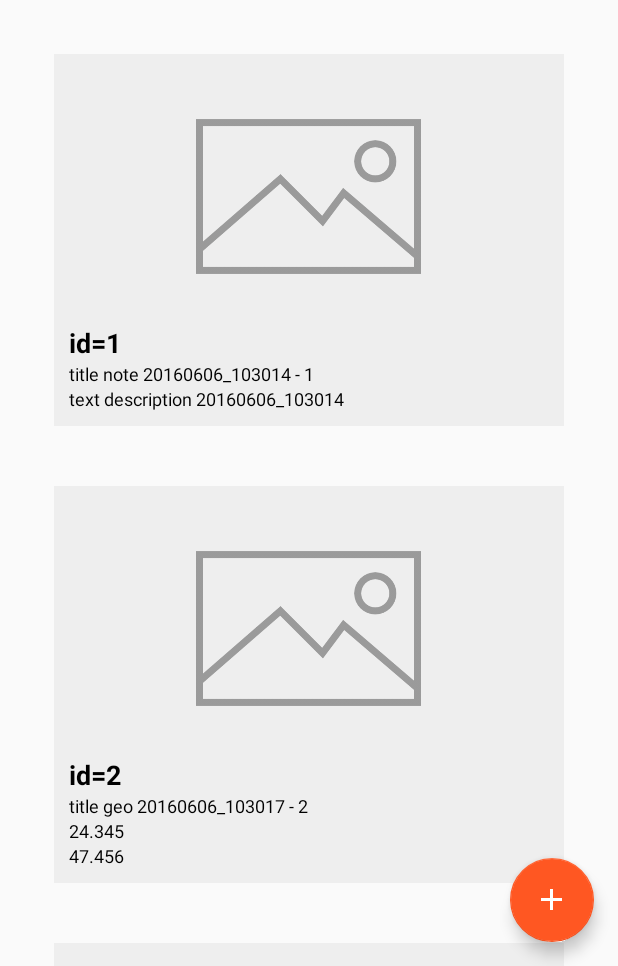
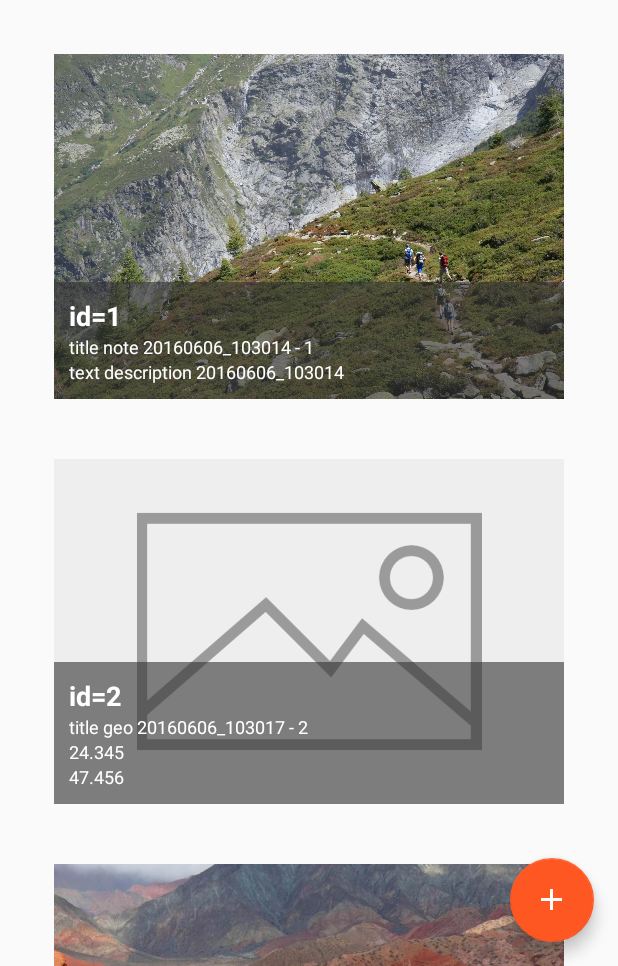
Before and after one commit to ob21/tripstori, an Android app: the screen it shows after launch (MainActivity), in the options menu, after a tap on "Add image", on a phone screen of 412 x 824 dp, the part 270-1236 px from its top. Run offline under Robolectric (Android 15) with nearby library versions, the phone set to English and light mode, and no system bars; our stand-ins replace Volley; network calls fail.

Commit message:
Change interest type dialog choices and items appearance of list

```diff
--- a/app/src/main/java/com/colibri/tripstori/activities/AddInterestActivity.java
+++ b/app/src/main/java/com/colibri/tripstori/activities/AddInterestActivity.java
@@ -189,16 +189,18 @@ public class AddInterestActivity extends TSActivity implements View.OnClickListe
 
         if (v == mImageUrl) {
             TSApp.logDebug(TAG, "mImageUrl");
+
             Intent takePictureIntent = new Intent(MediaStore.ACTION_IMAGE_CAPTURE);
             if (takePictureIntent.resolveActivity(getPackageManager()) != null) {
                 startActivityForResult(takePictureIntent, REQUEST_IMAGE_CAPTURE);
             }
+//            Intent i = new Intent(Intent.ACTION_PICK,
+//                    android.provider.MediaStore.Images.Media.EXTERNAL_CONTENT_URI);
+//            startActivityForResult(i, REQUEST_IMAGE_PICK);
         }
 
         if (v == mWebUrl) {
-            Intent i = new Intent(Intent.ACTION_PICK,
-                    android.provider.MediaStore.Images.Media.EXTERNAL_CONTENT_URI);
-            startActivityForResult(i, REQUEST_IMAGE_PICK);
+            TSApp.logDebug(TAG, "choose web url");
         }
 
 
--- a/app/src/main/java/com/colibri/tripstori/activities/MainActivity.java
+++ b/app/src/main/java/com/colibri/tripstori/activities/MainActivity.java
@@ -66,10 +66,10 @@ public class MainActivity extends TSActivity implements DialogInterface.OnClickL
             @Override
             public void onClick(View v) {
                 ArrayList<String> choices = new ArrayList<String>();
-                choices.add("note");
-                choices.add("geo");
-                choices.add("image");
-                choices.add("web");
+                choices.add("Note");
+                choices.add("Lieu");
+                choices.add("Image");
+                choices.add("Page web");
                 mCurrentDialog = new ChoiceDialogFragment();
                 Bundle bundle = new Bundle();
                 bundle.putStringArrayList(ChoiceDialogFragment.DATA, choices);
--- a/app/src/main/java/com/colibri/tripstori/adapters/InterestsListAdapter.java
+++ b/app/src/main/java/com/colibri/tripstori/adapters/InterestsListAdapter.java
@@ -9,6 +9,7 @@ import android.view.View;
 import android.view.ViewGroup;
 import android.widget.AdapterView;
 import android.widget.BaseAdapter;
+import android.widget.ImageView;
 import android.widget.TextView;
 
 import com.android.volley.toolbox.NetworkImageView;
@@ -30,7 +31,11 @@ public class InterestsListAdapter extends RecyclerView.Adapter<InterestsListAdap
     public static final String IMAGE_URL =
             "https://developer.android.com/images/training/system-ui.png";
 
-    public static final String MAPS_URL = "https://maps.googleapis.com/maps/api/staticmap?center=40.714728,-73.998672&zoom=12&size=400x400";
+    public static final String RANDO1_URL = "https://fr.wikipedia.org/wiki/Randonn%C3%A9e_p%C3%A9destre#/media/File:Randonneurs_Glacier_Tour.jpg";
+
+    public static final String RANDO2_URL = "https://fr.wikipedia.org/wiki/Randonn%C3%A9e_p%C3%A9destre#/media/File:Tour_to_the_Quebrada_de_las_Conchas.jpg";
+
+    public static final String MAPS_URL = "https://maps.googleapis.com/maps/api/staticmap?center=40.714728,-73.998672&zoom=12&size=600x400";
 
     private static final int VIEW_TYPE_NONE = 0;
     private static final int VIEW_TYPE_NOTE = 1;
@@ -84,7 +89,8 @@ public class InterestsListAdapter extends RecyclerView.Adapter<InterestsListAdap
             view = mInflater.inflate(R.layout.item_note_interest, parent, false);
             holder = new InterestViewHolder(view);
             holder.type = VIEW_TYPE_NOTE;
-            holder.image = (NetworkImageView) view.findViewById(R.id.item_interest_niv);
+            holder.image = (ImageView) view.findViewById(R.id.item_interest_iv);
+            holder.netimage = (NetworkImageView) view.findViewById(R.id.item_interest_niv);
             holder.id = (TextView) view.findViewById(R.id.item_interest_id);
             holder.title = (TextView) view.findViewById(R.id.item_interest_title);
             holder.text = (TextView) view.findViewById(R.id.item_interest_text);
@@ -94,7 +100,8 @@ public class InterestsListAdapter extends RecyclerView.Adapter<InterestsListAdap
             view = mInflater.inflate(R.layout.item_geo_interest, parent, false);
             holder = new InterestViewHolder(view);
             holder.type = VIEW_TYPE_GEO;
-            holder.image = (NetworkImageView) view.findViewById(R.id.item_interest_niv);
+            holder.image = (ImageView) view.findViewById(R.id.item_interest_iv);
+            holder.netimage = (NetworkImageView) view.findViewById(R.id.item_interest_niv);
             holder.id = (TextView) view.findViewById(R.id.item_interest_id);
             holder.title = (TextView) view.findViewById(R.id.item_interest_title);
             holder.longitude = (TextView) view.findViewById(R.id.item_interest_longitude);
@@ -105,7 +112,8 @@ public class InterestsListAdapter extends RecyclerView.Adapter<InterestsListAdap
             view = mInflater.inflate(R.layout.item_image_interest, parent, false);
             holder = new InterestViewHolder(view);
             holder.type = VIEW_TYPE_IMAGE;
-            holder.image = (NetworkImageView) view.findViewById(R.id.item_interest_niv);
+            holder.image = (ImageView) view.findViewById(R.id.item_interest_iv);
+            holder.netimage = (NetworkImageView) view.findViewById(R.id.item_interest_niv);
             holder.id = (TextView) view.findViewById(R.id.item_interest_id);
             holder.title = (TextView) view.findViewById(R.id.item_interest_title);
             holder.img = (TextView) view.findViewById(R.id.item_interest_img);
@@ -115,7 +123,8 @@ public class InterestsListAdapter extends RecyclerView.Adapter<InterestsListAdap
             view = mInflater.inflate(R.layout.item_web_interest, parent, false);
             holder = new InterestViewHolder(view);
             holder.type = VIEW_TYPE_WEB;
-            holder.image = (NetworkImageView) view.findViewById(R.id.item_interest_niv);
+            holder.image = (ImageView) view.findViewById(R.id.item_interest_iv);
+            holder.netimage = (NetworkImageView) view.findViewById(R.id.item_interest_niv);
             holder.id = (TextView) view.findViewById(R.id.item_interest_id);
             holder.title = (TextView) view.findViewById(R.id.item_interest_title);
             holder.web = (TextView) view.findViewById(R.id.item_interest_web);
@@ -130,14 +139,16 @@ public class InterestsListAdapter extends RecyclerView.Adapter<InterestsListAdap
 
         holder.id.setText("id="+String.valueOf(interest.getId()));
         holder.title.setText(interest.getTitle() + " - " + interest.getType());
-        holder.image.setDefaultImageResId(R.drawable.photo);
-        holder.image.setErrorImageResId(R.drawable.photo);
+        holder.netimage.setDefaultImageResId(R.drawable.photo);
+        holder.netimage.setErrorImageResId(R.drawable.photo);
 
         TSApp.logDebug(TAG, "interest = "+interest);
 
         if(holder.type == VIEW_TYPE_NOTE) {
             holder.text.setText(interest.getText());
-            holder.image.setImageUrl(IMAGE_URL, VolleyManager.getImageLoader());
+            holder.netimage.setImageUrl(RANDO1_URL, VolleyManager.getImageLoader());
+            holder.image.setImageResource(R.drawable.rando1);
+            TSApp.logDebug(TAG, "set note item with image : "+RANDO1_URL);
             holder.setOnItemClickListener(new InterestViewHolder.OnItemClickListener() {
                 @Override
                 public void onItemClick(View v) {
@@ -156,7 +167,7 @@ public class InterestsListAdapter extends RecyclerView.Adapter<InterestsListAdap
         if(holder.type == VIEW_TYPE_GEO) {
             holder.longitude.setText(String.valueOf(interest.getLongitude()));
             holder.latitude.setText(String.valueOf(interest.getLatitude()));
-            holder.image.setImageUrl(MAPS_URL, VolleyManager.getImageLoader());
+            holder.netimage.setImageUrl(MAPS_URL, VolleyManager.getImageLoader());
             holder.setOnItemClickListener(new InterestViewHolder.OnItemClickListener() {
                 @Override
                 public void onItemClick(View v) {
@@ -174,7 +185,8 @@ public class InterestsListAdapter extends RecyclerView.Adapter<InterestsListAdap
         } else
         if(holder.type == VIEW_TYPE_IMAGE) {
             holder.img.setText(String.valueOf(interest.getImageUrl()));
-            holder.image.setImageUrl(IMAGE_URL, VolleyManager.getImageLoader());
+            holder.netimage.setImageUrl(RANDO2_URL, VolleyManager.getImageLoader());
+            holder.image.setImageResource(R.drawable.rando2);
             holder.setOnItemClickListener(new InterestViewHolder.OnItemClickListener() {
                 @Override
                 public void onItemClick(View v) {
@@ -192,7 +204,8 @@ public class InterestsListAdapter extends RecyclerView.Adapter<InterestsListAdap
         } else
         if(holder.type == VIEW_TYPE_WEB) {
             holder.web.setText(String.valueOf(interest.getWebUrl()));
-            holder.image.setImageUrl(IMAGE_URL, VolleyManager.getImageLoader());
+            holder.netimage.setImageUrl(RANDO1_URL, VolleyManager.getImageLoader());
+//            holder.image.setImageResource(R.drawable.rando1);
             holder.setOnItemClickListener(new InterestViewHolder.OnItemClickListener() {
                 @Override
                 public void onItemClick(View v) {
@@ -237,7 +250,8 @@ public class InterestsListAdapter extends RecyclerView.Adapter<InterestsListAdap
 
     public static class InterestViewHolder extends RecyclerView.ViewHolder implements View.OnClickListener, View.OnLongClickListener {
         public int type;
-        public NetworkImageView image;
+        public NetworkImageView netimage;
+        public ImageView image;
         public TextView id;
         public TextView title;
         public TextView img;
--- a/app/src/main/java/com/colibri/tripstori/fragment/ChoiceDialogFragment.java
+++ b/app/src/main/java/com/colibri/tripstori/fragment/ChoiceDialogFragment.java
@@ -26,8 +26,8 @@ public class ChoiceDialogFragment extends TSDialogFragment {
 
         AlertDialog.Builder dialog = new AlertDialog.Builder(getActivity());
 
-        dialog.setTitle("Please Select");
-        dialog.setPositiveButton("Cancel", new DialogInterface.OnClickListener() {
+        dialog.setTitle("Choisissez ce que vous voulez notez");
+        dialog.setPositiveButton("Annuler", new DialogInterface.OnClickListener() {
             @Override
             public void onClick(DialogInterface dialog, int which) {
                 dismiss();
@@ -38,7 +38,7 @@ public class ChoiceDialogFragment extends TSDialogFragment {
         int position = bundle.getInt(SELECTED);
 
         CharSequence[] cs = list.toArray(new CharSequence[list.size()]);
-        dialog.setSingleChoiceItems(cs, position, (DialogInterface.OnClickListener) getActivity());
+        dialog.setItems(cs, (DialogInterface.OnClickListener) getActivity());
 
         return dialog.create();
     }
--- a/app/src/main/res/layout/item_geo_interest.xml
+++ b/app/src/main/res/layout/item_geo_interest.xml
@@ -5,16 +5,30 @@
 
     <RelativeLayout
         android:layout_width="match_parent"
-        android:layout_height="wrap_content"
+        android:layout_height="230dp"
         android:layout_margin="@dimen/item_list_margin"
-        android:padding="@dimen/item_list_padding"
         android:background="@color/colorBackground">
 
         <com.android.volley.toolbox.NetworkImageView
             android:id="@+id/item_interest_niv"
-            android:layout_width="150dp"
-            android:layout_height="170dp"
+            android:layout_width="match_parent"
+            android:layout_height="match_parent"
             android:layout_centerHorizontal="true"/>
+
+        <ImageView
+            android:id="@+id/item_interest_iv"
+            android:layout_width="match_parent"
+            android:layout_height="match_parent"
+            android:layout_centerHorizontal="true"
+            android:scaleType="centerCrop"/>
+
+        <LinearLayout
+            android:layout_width="match_parent"
+            android:layout_height="wrap_content"
+            android:background="#99333333"
+            android:layout_alignParentBottom="true"
+            android:orientation="vertical"
+            android:padding="@dimen/item_list_padding">
 
             <TextView
                 android:id="@+id/item_interest_id"
@@ -22,7 +36,8 @@
                 android:layout_height="wrap_content"
                 android:layout_below="@+id/item_interest_niv"
                 style="@style/TextH1Bold"
-            android:text="New Text"/>
+                android:text="New Text"
+                android:textColor="#FFFFFF"/>
 
             <TextView
                 android:id="@+id/item_interest_title"
@@ -30,7 +45,8 @@
                 android:layout_height="wrap_content"
                 android:layout_below="@+id/item_interest_id"
                 style="@style/TextDefault"
-            android:text="New Text"/>
+                android:text="New Text"
+                android:textColor="#FFFFFF"/>
 
             <TextView
                 android:id="@+id/item_interest_longitude"
@@ -38,7 +54,8 @@
                 android:layout_height="wrap_content"
                 android:layout_below="@+id/item_interest_title"
                 style="@style/TextDefault"
-            android:text="New Text"/>
+                android:text="New Text"
+                android:textColor="#FFFFFF"/>
 
             <TextView
                 android:id="@+id/item_interest_latitude"
@@ -46,7 +63,10 @@
                 android:layout_height="wrap_content"
                 android:layout_below="@+id/item_interest_longitude"
                 style="@style/TextDefault"
-            android:text="New Text"/>
+                android:text="New Text"
+                android:textColor="#FFFFFF"/>
+
+        </LinearLayout>
 
     </RelativeLayout>
 
--- a/app/src/main/res/layout/item_image_interest.xml
+++ b/app/src/main/res/layout/item_image_interest.xml
@@ -5,40 +5,56 @@
 
     <RelativeLayout
         android:layout_width="match_parent"
-        android:layout_height="wrap_content"
+        android:layout_height="230dp"
         android:layout_margin="@dimen/item_list_margin"
-        android:padding="@dimen/item_list_padding"
         android:background="@color/colorBackground">
 
         <com.android.volley.toolbox.NetworkImageView
             android:id="@+id/item_interest_niv"
-            android:layout_width="150dp"
-            android:layout_height="170dp"
+            android:layout_width="match_parent"
+            android:layout_height="match_parent"
             android:layout_centerHorizontal="true" />
+
+        <ImageView
+            android:id="@+id/item_interest_iv"
+            android:layout_width="match_parent"
+            android:layout_height="match_parent"
+            android:layout_centerHorizontal="true"
+            android:scaleType="centerCrop"/>
+
+        <LinearLayout
+            android:layout_width="match_parent"
+            android:layout_height="wrap_content"
+            android:background="#99333333"
+            android:layout_alignParentBottom="true"
+            android:orientation="vertical"
+            android:padding="@dimen/item_list_padding">
 
             <TextView
                 android:id="@+id/item_interest_id"
                 android:layout_width="wrap_content"
                 android:layout_height="wrap_content"
-            android:layout_below="@+id/item_interest_niv"
                 style="@style/TextH1Bold"
-            android:text="New Text"/>
+                android:text="New Text"
+                android:textColor="#FFFFFF"/>
 
             <TextView
                 android:id="@+id/item_interest_title"
                 android:layout_width="wrap_content"
                 android:layout_height="wrap_content"
-            android:layout_below="@+id/item_interest_id"
                 style="@style/TextDefault"
-            android:text="New Text"/>
+                android:text="New Text"
+                android:textColor="#FFFFFF"/>
 
             <TextView
                 android:id="@+id/item_interest_img"
                 android:layout_width="wrap_content"
                 android:layout_height="wrap_content"
-            android:layout_below="@+id/item_interest_title"
                 style="@style/TextDefault"
-            android:text="New Text"/>
+                android:text="New Text"
+                android:textColor="#FFFFFF"/>
+
+        </LinearLayout>
 
     </RelativeLayout>
 
--- a/app/src/main/res/layout/item_note_interest.xml
+++ b/app/src/main/res/layout/item_note_interest.xml
@@ -5,40 +5,55 @@
 
     <RelativeLayout
         android:layout_width="match_parent"
-        android:layout_height="wrap_content"
-        android:layout_margin="@dimen/item_list_margin"
-        android:padding="@dimen/item_list_padding"
-        android:background="@color/colorBackground">
+        android:layout_height="230dp"
+        android:layout_margin="@dimen/item_list_margin">
 
         <com.android.volley.toolbox.NetworkImageView
         android:id="@+id/item_interest_niv"
-            android:layout_width="150dp"
-            android:layout_height="170dp"
-            android:layout_centerHorizontal="true" />
+        android:layout_width="match_parent"
+        android:layout_height="match_parent"
+        android:layout_centerHorizontal="true"/>
+
+        <ImageView
+            android:id="@+id/item_interest_iv"
+            android:layout_width="match_parent"
+            android:layout_height="match_parent"
+            android:layout_centerHorizontal="true"
+            android:scaleType="centerCrop"/>
+
+        <LinearLayout
+            android:layout_width="match_parent"
+            android:layout_height="wrap_content"
+            android:background="#99333333"
+            android:layout_alignParentBottom="true"
+            android:orientation="vertical"
+            android:padding="@dimen/item_list_padding">
 
             <TextView
                 android:id="@+id/item_interest_id"
                 android:layout_width="wrap_content"
                 android:layout_height="wrap_content"
-            android:layout_below="@+id/item_interest_niv"
                 style="@style/TextH1Bold"
-            android:text="New Text"/>
+                android:text="New Text"
+                android:textColor="#FFFFFF"/>
 
             <TextView
                 android:id="@+id/item_interest_title"
                 android:layout_width="wrap_content"
                 android:layout_height="wrap_content"
-            android:layout_below="@+id/item_interest_id"
                 style="@style/TextDefault"
-            android:text="New Text"/>
+                android:text="New Text"
+                android:textColor="#FFFFFF"/>
 
             <TextView
                 android:id="@+id/item_interest_text"
                 android:layout_width="wrap_content"
                 android:layout_height="wrap_content"
-            android:layout_below="@+id/item_interest_title"
                 style="@style/TextDefault"
-            android:text="New Text"/>
+                android:text="New Text"
+                android:textColor="#FFFFFF"/>
+
+        </LinearLayout>
 
     </RelativeLayout>
 
--- a/app/src/main/res/layout/item_web_interest.xml
+++ b/app/src/main/res/layout/item_web_interest.xml
@@ -5,40 +5,56 @@
 
     <RelativeLayout
         android:layout_width="match_parent"
-        android:layout_height="wrap_content"
+        android:layout_height="230dp"
         android:layout_margin="@dimen/item_list_margin"
-        android:padding="@dimen/item_list_padding"
         android:background="@color/colorBackground">
 
         <com.android.volley.toolbox.NetworkImageView
             android:id="@+id/item_interest_niv"
-            android:layout_width="150dp"
-            android:layout_height="170dp"
+            android:layout_width="match_parent"
+            android:layout_height="match_parent"
             android:layout_centerHorizontal="true" />
+
+        <ImageView
+            android:id="@+id/item_interest_iv"
+            android:layout_width="match_parent"
+            android:layout_height="match_parent"
+            android:layout_centerHorizontal="true"
+            android:scaleType="centerCrop"/>
+
+        <LinearLayout
+            android:layout_width="match_parent"
+            android:layout_height="wrap_content"
+            android:background="#99333333"
+            android:layout_alignParentBottom="true"
+            android:orientation="vertical"
+            android:padding="@dimen/item_list_padding">
 
             <TextView
                 android:id="@+id/item_interest_id"
                 android:layout_width="wrap_content"
                 android:layout_height="wrap_content"
-            android:layout_below="@+id/item_interest_niv"
                 style="@style/TextH1Bold"
-            android:text="New Text"/>
+                android:text="New Text"
+                android:textColor="#FFFFFF"/>
 
             <TextView
                 android:id="@+id/item_interest_title"
                 android:layout_width="wrap_content"
                 android:layout_height="wrap_content"
-            android:layout_below="@+id/item_interest_id"
                 style="@style/TextDefault"
-            android:text="New Text"/>
+                android:text="New Text"
+                android:textColor="#FFFFFF"/>
 
             <TextView
                 android:id="@+id/item_interest_web"
                 android:layout_width="wrap_content"
                 android:layout_height="wrap_content"
-            android:layout_below="@+id/item_interest_title"
                 style="@style/TextDefault"
-            android:text="New Text"/>
+                android:text="New Text"
+                android:textColor="#FFFFFF"/>
+
+        </LinearLayout>
 
     </RelativeLayout>
 
```
Also changed, not shown: app/src/main/res/drawable/rando1.jpg (added), app/src/main/res/drawable/rando2.jpg (added), 1 other file. Lines whose indentation alone changed are shown as unchanged.
